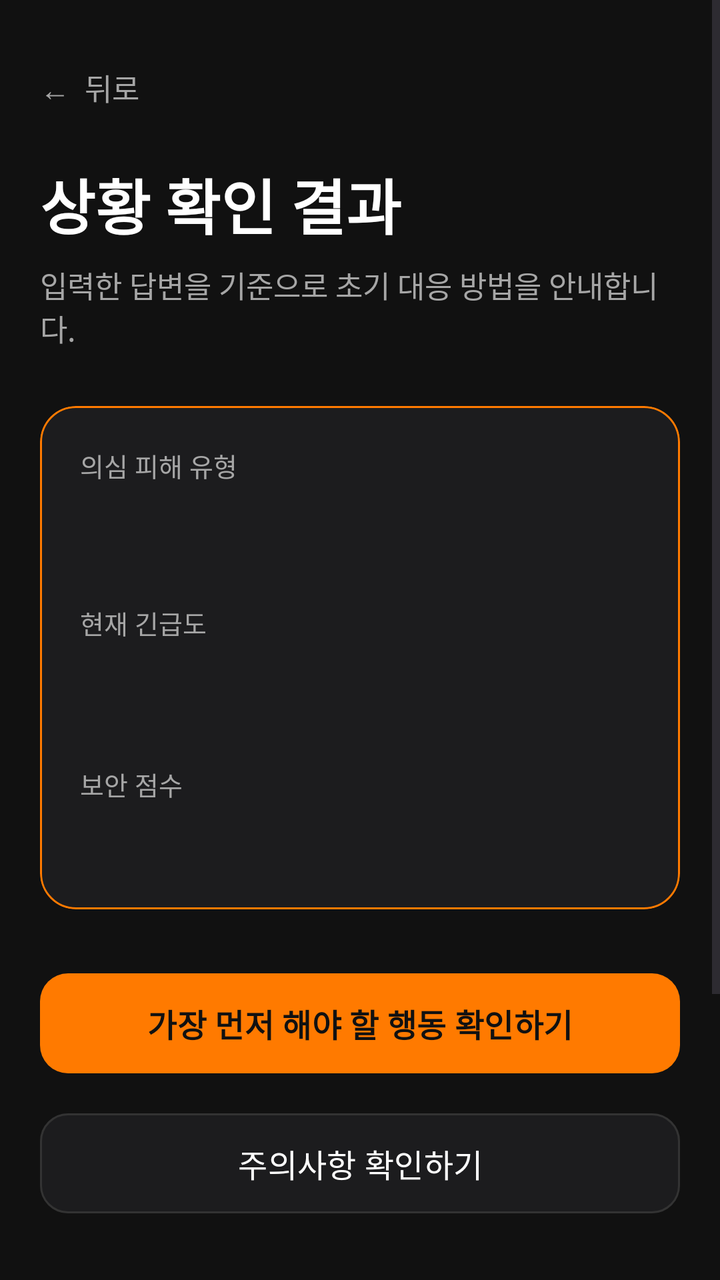
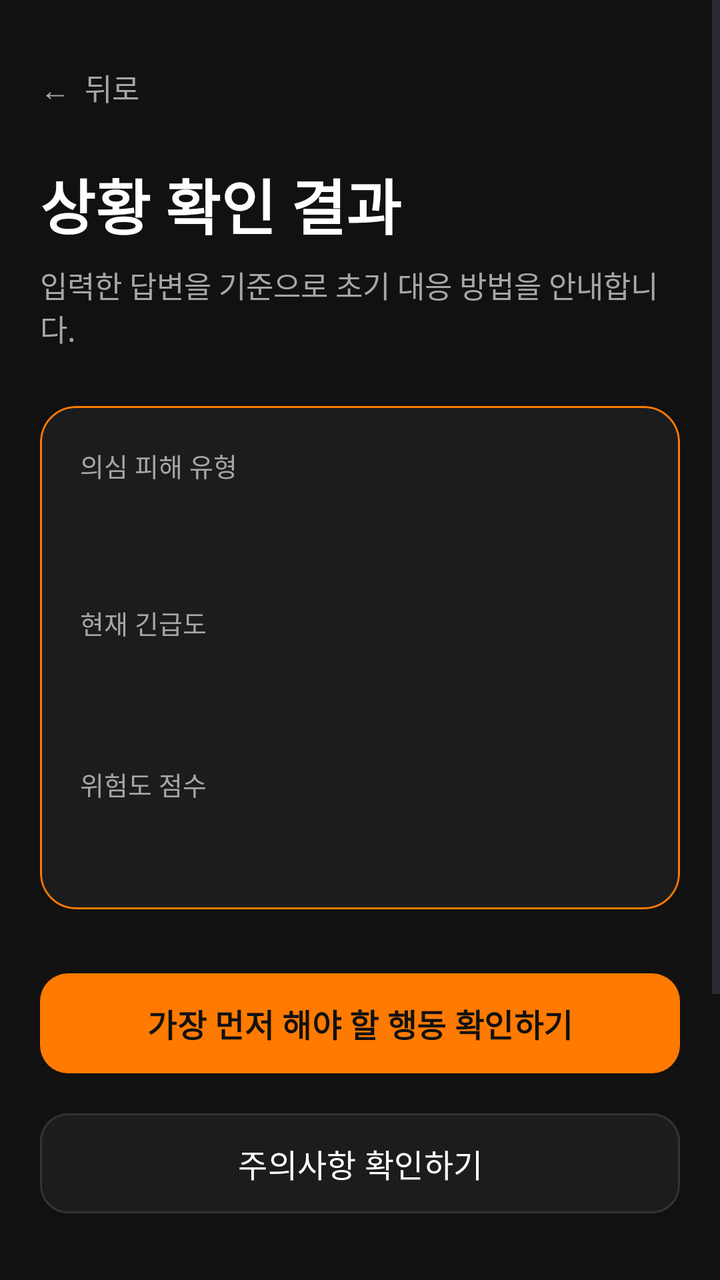

Before-and-after screenshots of an Android layout around one commit, followed by the original layout XML and the change that was made.
<!-- AndroidManifest.xml: application theme Theme.GURU2SwuperDefense -->
<!-- res/layout/fragment_result.xml -->
<?xml version="1.0" encoding="utf-8"?>
<ScrollView
    xmlns:android="http://schemas.android.com/apk/res/android"
    xmlns:app="http://schemas.android.com/apk/res-auto"
    android:layout_width="match_parent"
    android:layout_height="match_parent"
    android:background="@color/app_background"
    android:fillViewport="true">

    <LinearLayout
        android:layout_width="match_parent"
        android:layout_height="wrap_content"
        android:orientation="vertical"
        android:padding="20dp">

        <TextView
            android:id="@+id/btnBack"
            android:layout_width="wrap_content"
            android:layout_height="48dp"
            android:gravity="center_vertical"
            android:paddingEnd="20dp"
            android:text="←  뒤로"
            android:textColor="@color/text_secondary"
            android:textSize="15sp" />

        <TextView
            android:layout_width="match_parent"
            android:layout_height="wrap_content"
            android:layout_marginTop="12dp"
            android:text="상황 확인 결과"
            android:textColor="@color/text_primary"
            android:textSize="30sp"
            android:textStyle="bold" />

        <TextView
            android:layout_width="match_parent"
            android:layout_height="wrap_content"
            android:layout_marginTop="8dp"
            android:text="입력한 답변을 기준으로 초기 대응 방법을 안내합니다."
            android:textColor="@color/text_secondary"
            android:textSize="15sp" />

        <com.google.android.material.card.MaterialCardView
            android:layout_width="match_parent"
            android:layout_height="wrap_content"
            android:layout_marginTop="28dp"
            app:cardBackgroundColor="@color/card_charcoal"
            app:cardCornerRadius="18dp"
            app:strokeColor="@color/orange_primary"
            app:strokeWidth="1dp">

            <LinearLayout
                android:layout_width="match_parent"
                android:layout_height="wrap_content"
                android:orientation="vertical"
                android:padding="20dp">

                <TextView
                    android:layout_width="wrap_content"
                    android:layout_height="wrap_content"
                    android:text="의심 피해 유형"
                    android:textColor="@color/text_secondary"
                    android:textSize="13sp" />

                <TextView
                    android:id="@+id/tvResultType"
                    android:layout_width="match_parent"
                    android:layout_height="wrap_content"
                    android:layout_marginTop="6dp"
                    android:textColor="@color/text_primary"
                    android:textSize="22sp"
                    android:textStyle="bold" />

                <TextView
                    android:layout_width="wrap_content"
                    android:layout_height="wrap_content"
                    android:layout_marginTop="24dp"
                    android:text="현재 긴급도"
                    android:textColor="@color/text_secondary"
                    android:textSize="13sp" />

                <TextView
                    android:id="@+id/tvRiskLevel"
                    android:layout_width="wrap_content"
                    android:layout_height="wrap_content"
                    android:layout_marginTop="6dp"
                    android:textColor="@color/orange_primary"
                    android:textSize="28sp"
                    android:textStyle="bold" />

                
                <TextView
                    android:layout_width="wrap_content"
                    android:layout_height="wrap_content"
                    android:layout_marginTop="18dp"
                    android:text="보안 점수"
                    android:textColor="@color/text_secondary"
                    android:textSize="13sp" />

                <TextView
                    android:id="@+id/tvRiskScore"
                    android:layout_width="wrap_content"
                    android:layout_height="wrap_content"
                    android:layout_marginTop="6dp"
                    android:textColor="@color/text_primary"
                    android:textSize="20sp"
                    android:textStyle="bold" />
                

            </LinearLayout>

        </com.google.android.material.card.MaterialCardView>

        
        <com.google.android.material.button.MaterialButton
            android:id="@+id/btnOpenImmediateAction"
            android:layout_width="match_parent"
            android:layout_height="58dp"
            android:layout_marginTop="28dp"
            android:text="가장 먼저 해야 할 행동 확인하기"
            android:textColor="@color/background_black"
            android:textSize="16sp"
            android:textStyle="bold"
            app:backgroundTint="@color/orange_primary"
            app:cornerRadius="14dp" />

        <com.google.android.material.button.MaterialButton
            android:id="@+id/btnOpenPrecaution"
            android:layout_width="match_parent"
            android:layout_height="58dp"
            android:layout_marginTop="12dp"
            android:text="주의사항 확인하기"
            android:textColor="@color/text_primary"
            android:textSize="16sp"
            app:backgroundTint="@color/card_charcoal"
            app:cornerRadius="14dp"
            app:strokeColor="@color/card_border"
            app:strokeWidth="1dp" />
        

        
        <TextView
            android:layout_width="match_parent"
            android:layout_height="wrap_content"
            android:layout_marginTop="24dp"
            android:text="참고 공식자료"
            android:textColor="@color/text_primary"
            android:textSize="19sp"
            android:textStyle="bold" />

        <TextView
            android:id="@+id/tvReferences"
            android:layout_width="match_parent"
            android:layout_height="wrap_content"
            android:layout_marginTop="12dp"
            android:autoLink="web"
            android:lineSpacingExtra="6dp"
            android:textColor="@color/text_secondary"
            android:textColorLink="@color/orange_primary"
            android:textSize="13sp" />
        

        

        <com.google.android.material.button.MaterialButton
            android:id="@+id/btnReturnHome"
            android:layout_width="match_parent"
            android:layout_height="56dp"
            android:layout_marginTop="32dp"
            android:layout_marginBottom="24dp"
            android:text="홈으로 돌아가기"
            android:textColor="@color/text_primary"
            android:textSize="15sp"
            app:backgroundTint="@color/card_charcoal"
            app:cornerRadius="14dp"
            app:strokeColor="@color/card_border"
            app:strokeWidth="1dp" />

    </LinearLayout>

</ScrollView>
<!-- resources referenced by this layout -->
<resources>
  <color name="app_background">#111111</color>
  <color name="background_black">#111111</color>
  <color name="card_border">#333333</color>
  <color name="card_charcoal">#1C1C1E</color>
  <color name="orange_primary">#FF7A00</color>
  <color name="text_primary">#FFFFFF</color>
  <color name="text_secondary">#A6A6A6</color>
  <style name="Theme.GURU2SwuperDefense" parent="Base.Theme.GURU2SwuperDefense" />
  <style name="Base.Theme.GURU2SwuperDefense" parent="Theme.Material3.DayNight.NoActionBar">
          <item name="android:statusBarColor">@android:color/black</item>
          <item name="android:navigationBarColor">@android:color/black</item>
          <item name="android:windowLightStatusBar">false</item>
          <item name="android:windowLightNavigationBar" tools:targetApi="o_mr1">false</item>
      </style>
</resources>

<!-- the commit's change to res/layout/fragment_result.xml (unified diff, before → after) -->
@@ -93,7 +93,7 @@
                     android:layout_width="wrap_content"
                     android:layout_height="wrap_content"
                     android:layout_marginTop="18dp"
-                    android:text="보안 점수"
+                    android:text="위험도 점수"
                     android:textColor="@color/text_secondary"
                     android:textSize="13sp" />
 
